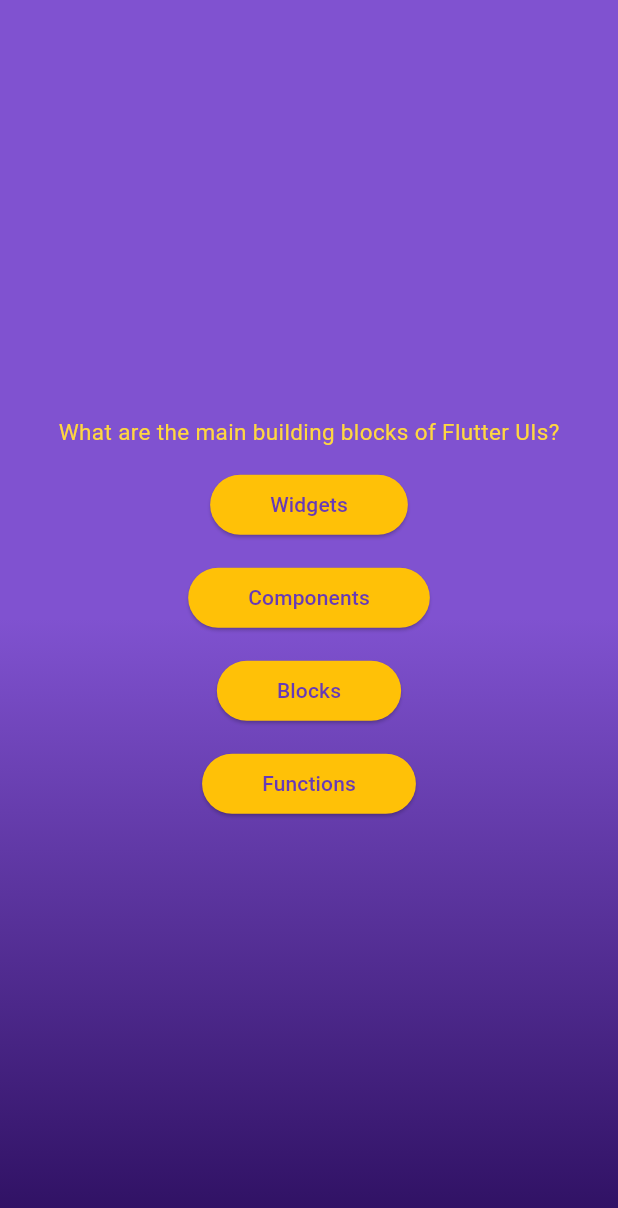
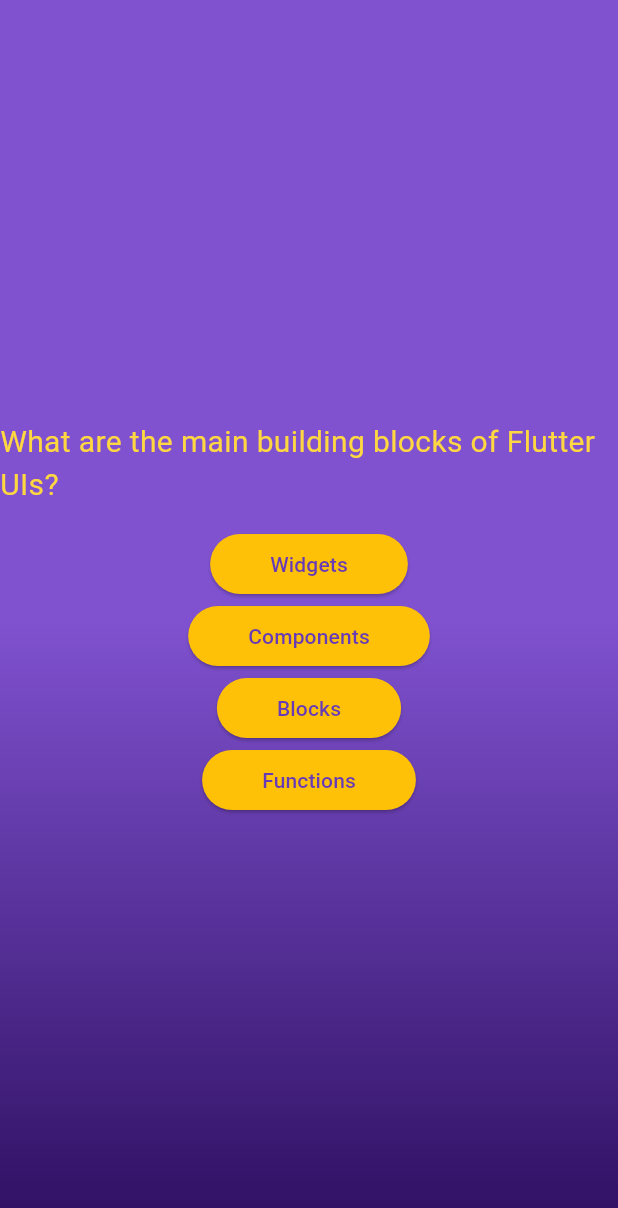
Before and after one commit to Akshitnalwaya/Flutter-Apps, a Flutter app: the screen it shows after launch, after a tap on "Press me", on a phone screen of 412 x 824 dp. Shown: the top 1208 px of the screen. Run offline on Flutter 3.47's test engine with Material 3 defaults, Android fonts, the phone set to English and light mode, and no system bars.

Commit message:
comming by map

```diff
--- a/quiz_app/lib/questions_screen.dart
+++ b/quiz_app/lib/questions_screen.dart
@@ -18,39 +18,43 @@
   }
 }
 
-class _QuestionsScreenState extends State<QuestionsScreen> {
+class _QuestionsScreenState
+    extends
+        State<
+          QuestionsScreen
+        > {
   @override
-  Widget build(context)
-   {
+  Widget build(
+    context,
+  ) {
     final currentQuestion = questions[0];
     return SizedBox(
       width: double.infinity,
       child: Column(
         mainAxisAlignment: MainAxisAlignment.center,
         children: [
-           Text(
-             currentQuestion.text,
-             style: TextStyle(
+          Text(
+            currentQuestion.text,
+            style: TextStyle(
               color: Colors.amberAccent,
-              fontSize: 15,
+              fontSize: 20,
+
             ),
           ),
           const SizedBox(
             height: 14,
           ),
-          AnswerButton(currentQuestion.answers[0], (){}),
-          const SizedBox(
-            height: 14,
+          ...currentQuestion.answers.map(
+            (
+              item,
+            ) {
+              return AnswerButton(
+                item,
+                () {},
+              );
+              // return AnswerButton(currentQuestion.answers[item], (){}),
+            },
           ),
-          AnswerButton(currentQuestion.answers[1], (){})  ,
-          const SizedBox(
-            height: 14,
-          ),
-          AnswerButton(currentQuestion.answers[2], (){}),
-          const SizedBox(
-            height: 14,
-          ),
-          AnswerButton(currentQuestion.answers[3], (){})
         ],
       ),
     );
```
